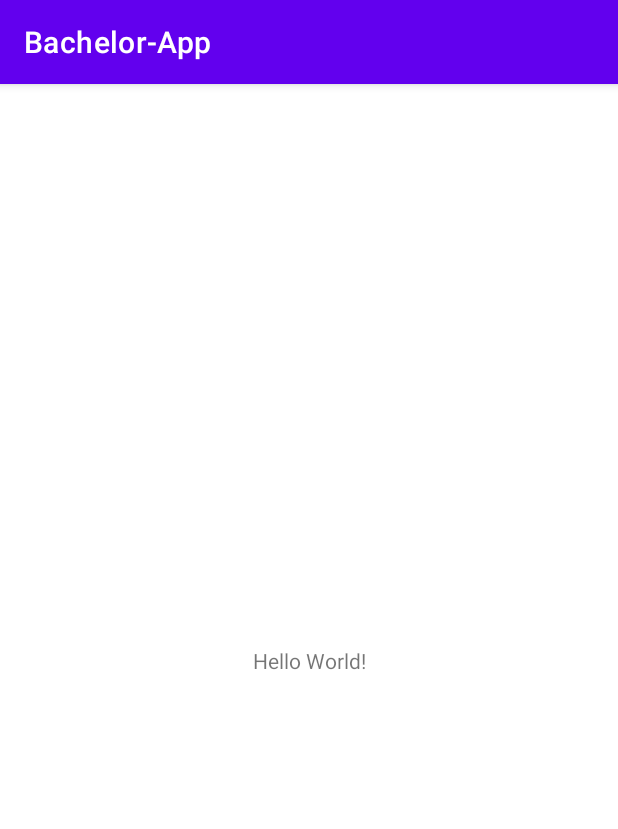
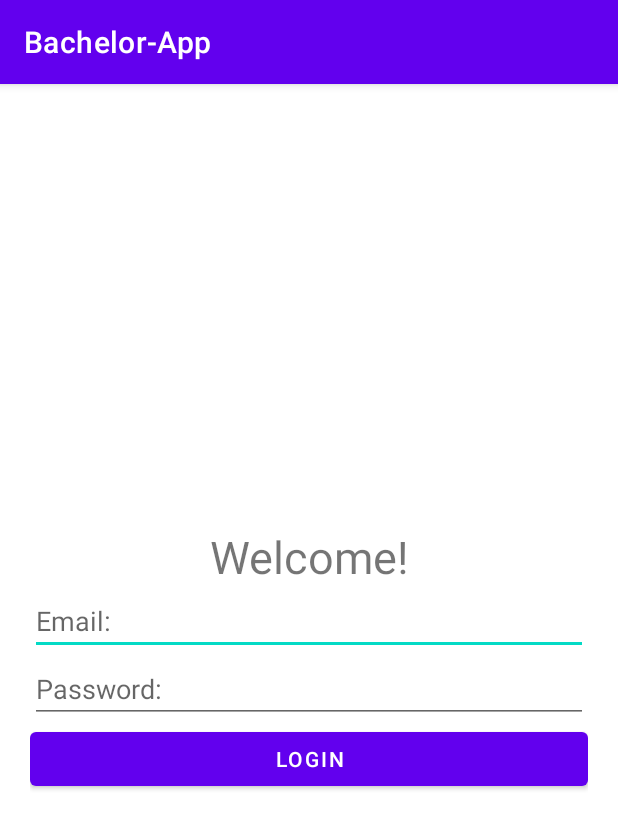
Before and after one commit to mihaifleser/Gesture-Detection-Android, an Android app: the screen it shows after launch (MainActivity), on a phone screen of 412 x 824 dp. Shown: the top 829 px of the screen. Run offline under Robolectric (Android 15) with nearby library versions, the phone set to English and light mode, and no system bars; our stand-ins replace data binding.

Commit message:
DataBinding Setup done.

```diff
--- a/app/build.gradle
+++ b/app/build.gradle
@@ -16,6 +16,10 @@ android {
         testInstrumentationRunner "androidx.test.runner.AndroidJUnitRunner"
     }
 
+    buildFeatures {
+        dataBinding true
+    }
+
     buildTypes {
         release {
             minifyEnabled false
@@ -30,13 +34,22 @@ android {
         jvmTarget = '1.8'
     }
 }
-
 dependencies {
 
-    implementation 'androidx.core:core-ktx:1.7.0'
+    implementation 'androidx.core:core-ktx:1.8.0'
     implementation 'androidx.appcompat:appcompat:1.4.2'
     implementation 'com.google.android.material:material:1.6.1'
     implementation 'androidx.constraintlayout:constraintlayout:2.1.4'
+
+    implementation 'com.squareup.retrofit2:adapter-rxjava:2.1.0'
+    implementation 'com.squareup.retrofit2:converter-gson:2.9.0'
+    implementation 'com.squareup.retrofit2:retrofit:2.9.0'
+    implementation 'io.reactivex:rxandroid:1.2.0'
+    implementation 'io.reactivex:rxjava:1.1.8'
+    implementation 'io.reactivex.rxjava2:rxandroid:2.1.1'
+    implementation 'io.reactivex.rxjava2:rxjava:2.2.20'
+    implementation 'io.reactivex.rxjava2:rxkotlin:2.4.0'
+
     testImplementation 'junit:junit:4.13.2'
     androidTestImplementation 'androidx.test.ext:junit:1.1.3'
     androidTestImplementation 'androidx.test.espresso:espresso-core:3.4.0'
--- a/app/src/main/java/com/example/bachelor_app/MainActivity.kt
+++ b/app/src/main/java/com/example/bachelor_app/MainActivity.kt
@@ -1,11 +1,16 @@
 package com.example.bachelor_app
 
+import android.os.Bundle
 import androidx.appcompat.app.AppCompatActivity
-import android.os.Bundle
+import com.example.bachelor_app.ui.fragment.LoginFragment
 
 class MainActivity : AppCompatActivity() {
     override fun onCreate(savedInstanceState: Bundle?) {
         super.onCreate(savedInstanceState)
         setContentView(R.layout.activity_main)
+
+        if (savedInstanceState == null) {
+            supportFragmentManager.beginTransaction().replace(R.id.fragment_container, LoginFragment().apply { arguments = intent.extras }, null).commit()
+        }
     }
 }
--- /dev/null
+++ b/app/src/main/java/com/example/bachelor_app/ui/fragment/BaseFragment.kt
@@ -0,0 +1,68 @@
+package com.example.bachelor_app.ui.fragment
+
+import android.content.Context
+import android.os.Bundle
+import android.view.View
+import androidx.fragment.app.Fragment
+import com.example.bachelor_app.util.Constants
+import com.example.bachelor_app.util.Logger
+
+
+abstract class BaseFragment : Fragment() {
+
+    private val BASE = javaClass.simpleName
+
+    override fun onAttach(context: Context) {
+        super.onAttach(context)
+
+        Logger.info(Constants.LIFECYCLE_TAG, "$BASE.onAttach()")
+    }
+
+    override fun onCreate(savedInstanceState: Bundle?) {
+        super.onCreate(savedInstanceState)
+
+        Logger.info(Constants.LIFECYCLE_TAG, "$BASE.onCreate()")
+    }
+
+    override fun onViewCreated(view: View, savedInstanceState: Bundle?) {
+        super.onViewCreated(view, savedInstanceState)
+
+        Logger.info(Constants.LIFECYCLE_TAG, "$BASE.onViewCreated()")
+    }
+
+    override fun onStart() {
+        super.onStart()
+
+        Logger.info(Constants.LIFECYCLE_TAG, "$BASE.onStart()")
+    }
+
+    override fun onResume() {
+        super.onResume()
+
+        Logger.info(Constants.LIFECYCLE_TAG, "$BASE.onResume()")
+    }
+
+    override fun onPause() {
+        super.onPause()
+
+        Logger.info(Constants.LIFECYCLE_TAG, "$BASE.onPause()")
+    }
+
+    override fun onStop() {
+        super.onStop()
+
+        Logger.info(Constants.LIFECYCLE_TAG, "$BASE.onStop()")
+    }
+
+    override fun onDestroyView() {
+        super.onDestroyView()
+
+        Logger.info(Constants.LIFECYCLE_TAG, "$BASE.onDestroyView()")
+    }
+
+    override fun onDestroy() {
+        super.onDestroy()
+
+        Logger.info(Constants.LIFECYCLE_TAG, "$BASE.onDestroy()")
+    }
+}
--- /dev/null
+++ b/app/src/main/java/com/example/bachelor_app/ui/fragment/LoginFragment.kt
@@ -0,0 +1,26 @@
+package com.example.bachelor_app.ui.fragment
+
+import android.os.Bundle
+import android.view.LayoutInflater
+import android.view.View
+import android.view.ViewGroup
+import androidx.databinding.DataBindingUtil
+import androidx.lifecycle.ViewModelProvider
+import com.example.bachelor_app.R
+import com.example.bachelor_app.databinding.LoginFragmentBinding
+import com.example.bachelor_app.ui.model.ILoginViewModel
+import com.example.bachelor_app.ui.model.LoginViewModel
+
+class LoginFragment : BaseFragment() {
+
+    private val viewModel: ILoginViewModel by lazy { ViewModelProvider(this).get(LoginViewModel::class.java) }
+
+    override fun onCreateView(inflater: LayoutInflater, container: ViewGroup?, savedInstanceState: Bundle?): View {
+        val binding = DataBindingUtil.inflate<LoginFragmentBinding>(inflater, R.layout.login_fragment, container, false)
+
+        binding.viewModel = viewModel
+        binding.lifecycleOwner = this
+        return binding.root
+    }
+
+}
--- /dev/null
+++ b/app/src/main/java/com/example/bachelor_app/ui/model/LoginViewModel.kt
@@ -0,0 +1,22 @@
+package com.example.bachelor_app.ui.model
+
+import androidx.databinding.ObservableField
+import androidx.lifecycle.ViewModel
+
+interface ILoginViewModel {
+    val email: ObservableField<String>
+    val password: ObservableField<String>
+    fun onLogin()
+
+}
+
+class LoginViewModel : ViewModel(), ILoginViewModel {
+
+    override val email: ObservableField<String> by lazy { ObservableField<String>() }
+
+    override val password: ObservableField<String> by lazy { ObservableField<String>() }
+
+    override fun onLogin() {
+        println(email.get() + " " + password.get())
+    }
+}
--- /dev/null
+++ b/app/src/main/java/com/example/bachelor_app/util/Constants.kt
@@ -0,0 +1,5 @@
+package com.example.bachelor_app.util
+
+object Constants {
+    const val LIFECYCLE_TAG = "Lifecycle"
+}
--- /dev/null
+++ b/app/src/main/java/com/example/bachelor_app/util/Logger.kt
@@ -0,0 +1,9 @@
+package com.example.bachelor_app.util
+
+object Logger {
+
+    @JvmStatic
+    fun info(tag: String, msg: String) {
+        println("$tag $msg")
+    }
+}
--- a/app/src/main/res/layout/activity_main.xml
+++ b/app/src/main/res/layout/activity_main.xml
@@ -1,18 +1,6 @@
 <?xml version="1.0" encoding="utf-8"?>
-<androidx.constraintlayout.widget.ConstraintLayout xmlns:android="http://schemas.android.com/apk/res/android"
-    xmlns:app="http://schemas.android.com/apk/res-auto"
-    xmlns:tools="http://schemas.android.com/tools"
+<androidx.coordinatorlayout.widget.CoordinatorLayout xmlns:android="http://schemas.android.com/apk/res/android"
+    android:id="@+id/fragment_container"
     android:layout_width="match_parent"
     android:layout_height="match_parent"
-    tools:context=".MainActivity">
-
-    <TextView
-        android:layout_width="wrap_content"
-        android:layout_height="wrap_content"
-        android:text="Hello World!"
-        app:layout_constraintBottom_toBottomOf="parent"
-        app:layout_constraintEnd_toEndOf="parent"
-        app:layout_constraintStart_toStartOf="parent"
-        app:layout_constraintTop_toTopOf="parent" />
-
-</androidx.constraintlayout.widget.ConstraintLayout>
+    android:fitsSystemWindows="true" />
--- /dev/null
+++ b/app/src/main/res/layout/login_fragment.xml
@@ -0,0 +1,59 @@
+<?xml version="1.0" encoding="utf-8"?>
+<layout>
+
+    <data>
+
+        <variable
+            name="viewModel"
+            type="com.example.bachelor_app.ui.model.ILoginViewModel" />
+    </data>
+
+    <androidx.constraintlayout.widget.ConstraintLayout xmlns:android="http://schemas.android.com/apk/res/android"
+        xmlns:app="http://schemas.android.com/apk/res-auto"
+        android:layout_width="match_parent"
+        android:layout_height="match_parent"
+        android:padding="@dimen/side_margin">
+
+        <androidx.appcompat.widget.LinearLayoutCompat
+            android:layout_width="match_parent"
+            android:layout_height="wrap_content"
+            android:orientation="vertical"
+            app:layout_constraintBottom_toBottomOf="parent"
+            app:layout_constraintStart_toStartOf="parent"
+            app:layout_constraintTop_toTopOf="parent">
+
+            <TextView
+                android:id="@+id/title"
+                android:layout_width="match_parent"
+                android:layout_height="wrap_content"
+                android:gravity="center"
+                android:text="@string/welcome"
+                android:textSize="@dimen/title_size" />
+
+            <EditText
+                android:id="@+id/email_input"
+                android:layout_width="match_parent"
+                android:layout_height="wrap_content"
+                android:autofillHints="emailAddress"
+                android:hint="@string/email"
+                android:inputType="textEmailAddress"
+                android:text="@={viewModel.email}" />
+
+            <EditText
+                android:id="@+id/password_input"
+                android:layout_width="match_parent"
+                android:layout_height="wrap_content"
+                android:autofillHints="password"
+                android:hint="@string/password"
+                android:inputType="textPassword"
+                android:text="@={viewModel.password}" />
+
+            <Button
+                android:layout_width="match_parent"
+                android:layout_height="wrap_content"
+                android:onClick="@{()->viewModel.onLogin()}"
+                android:text="@string/login" />
+
+        </androidx.appcompat.widget.LinearLayoutCompat>
+    </androidx.constraintlayout.widget.ConstraintLayout>
+</layout>
--- /dev/null
+++ b/app/src/main/res/values/dimens.xml
@@ -0,0 +1,5 @@
+<?xml version="1.0" encoding="utf-8"?>
+<resources>
+    <dimen name="side_margin">20dp</dimen>
+    <dimen name="title_size">30sp</dimen>
+</resources>
--- a/app/src/main/res/values/strings.xml
+++ b/app/src/main/res/values/strings.xml
@@ -1,3 +1,7 @@
 <resources>
     <string name="app_name">Bachelor-App</string>
+    <string name="welcome">Welcome!</string>
+    <string name="email">Email:</string>
+    <string name="password">Password:</string>
+    <string name="login">Login</string>
 </resources>
```
